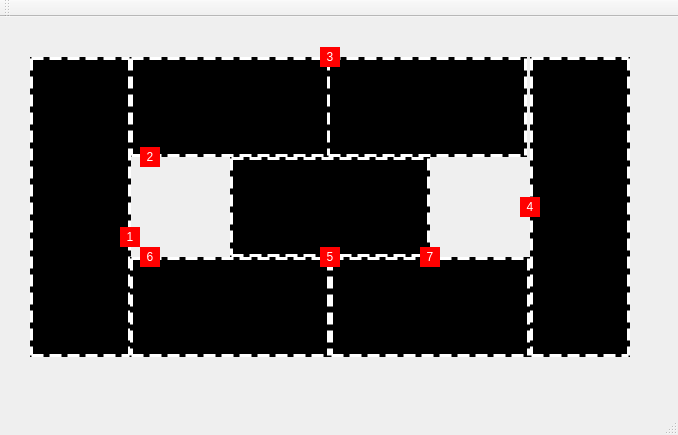
Vinihcampos/train-simulator, file mainwindow.ui: the form before one commit.
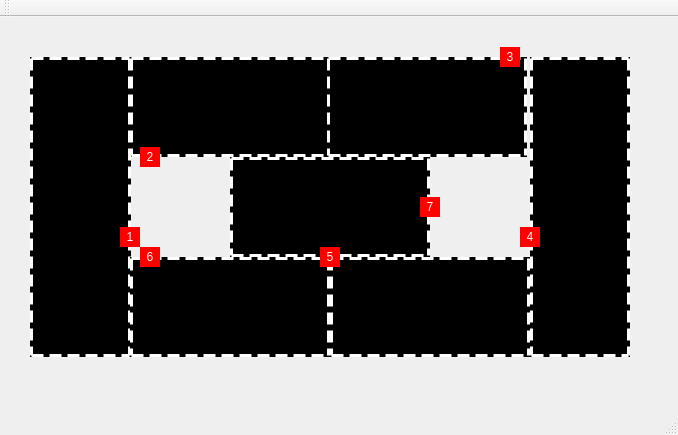
The form after the commit.

Commit message: Include rule of semaphores for train 4

The edit to the form file:
```diff
--- a/mainwindow.ui
+++ b/mainwindow.ui
@@ -199,7 +199,7 @@
    <widget class="QLabel" name="labelTrain3">
     <property name="geometry">
      <rect>
-      <x>320</x>
+      <x>500</x>
       <y>30</y>
       <width>20</width>
       <height>20</height>
@@ -316,7 +316,7 @@
     <property name="geometry">
      <rect>
       <x>520</x>
-      <y>180</y>
+      <y>210</y>
       <width>20</width>
       <height>20</height>
      </rect>
@@ -345,7 +345,7 @@
     <property name="geometry">
      <rect>
       <x>420</x>
-      <y>230</y>
+      <y>180</y>
       <width>20</width>
       <height>20</height>
      </rect>
```
The commit also changes 1 other file.
